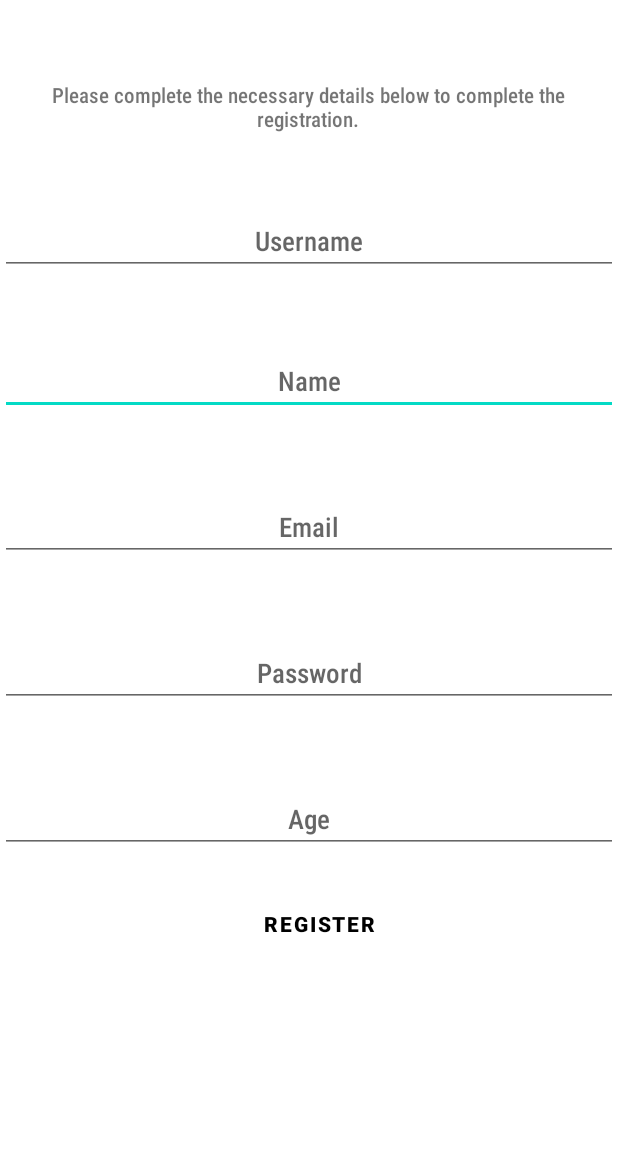
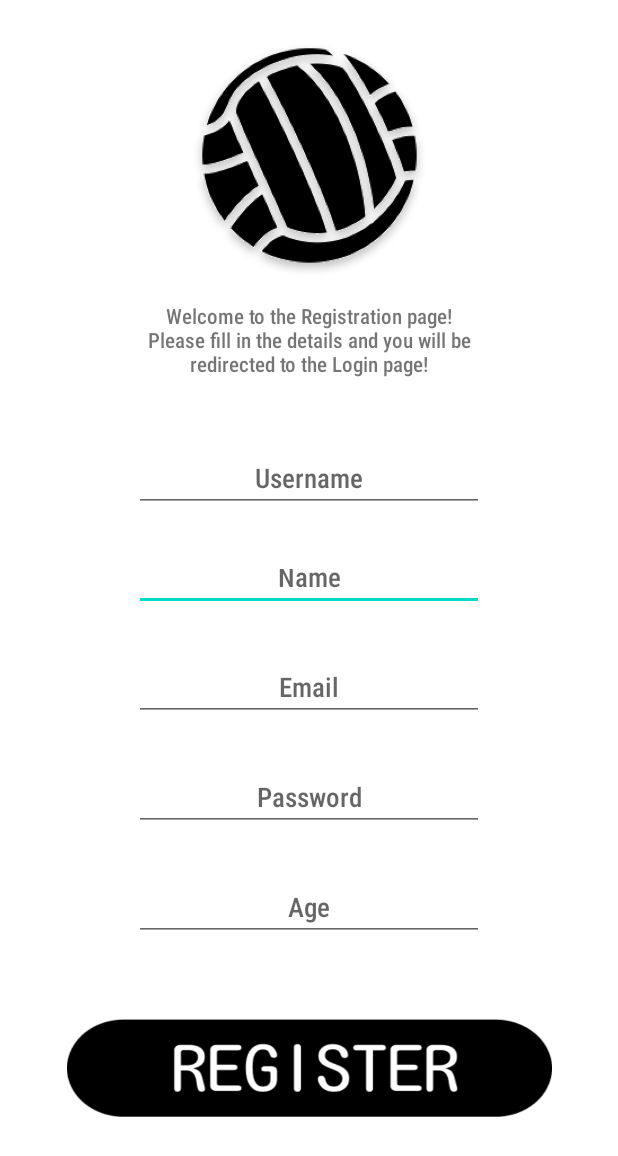
Before and after one commit to PaulCraioveanu/Netball_application, an Android app: the RegisterActivity screen opened directly, with no data from a screen before it, on a phone screen of 412 x 824 dp. Shown: the top 1156 px of the screen. Run offline under Robolectric (Android 15) with nearby library versions, the phone set to English and light mode, and no system bars; our stand-ins replace Volley; network calls fail.

Commit message:
updated pages

```diff
--- a/app/src/main/AndroidManifest.xml
+++ b/app/src/main/AndroidManifest.xml
@@ -8,9 +8,10 @@
         android:allowBackup="true"
         android:icon="@mipmap/ic_launcher"
         android:label="@string/app_name"
-        android:roundIcon="@mipmap/ic_launcher_round"
+        android:roundIcon="@drawable/logo"
         android:supportsRtl="true"
         android:theme="@style/Theme.Netball_app">
+
         <activity
             android:name=".RegisterActivity"
             android:exported="false" />
--- a/app/src/main/java/com/example/netball_app/RegisterActivity.java
+++ b/app/src/main/java/com/example/netball_app/RegisterActivity.java
@@ -9,6 +9,7 @@ import android.widget.Button;
 import android.widget.EditText;
 import android.util.Patterns;
 import android.os.Bundle;
+import android.widget.ImageButton;
 import android.widget.Toast;
 
 import com.android.volley.RequestQueue;
@@ -21,7 +22,7 @@ import org.json.JSONObject;
 public class RegisterActivity extends AppCompatActivity{
     EditText etName, etUsername, etEmail, etPassword, etAge;
     final int MIN_PASSWORD_LENGTH = 6;
-    Button bRegister;
+    ImageButton bRegister;
 
 
     @Override
@@ -42,7 +43,7 @@ public class RegisterActivity extends AppCompatActivity{
         etEmail = findViewById(R.id.etEmail);
         etPassword = findViewById(R.id.etPassword);
         etAge = findViewById(R.id.etAge);
-        bRegister = (Button) findViewById(R.id.Registerbutton);
+        bRegister = (ImageButton) findViewById(R.id.Registerbutton);
 
         bRegister.setOnClickListener(new View.OnClickListener() {
             @Override
--- a/app/src/main/res/layout/activity_register.xml
+++ b/app/src/main/res/layout/activity_register.xml
@@ -8,105 +8,114 @@
 
     <EditText
         android:id="@+id/etName"
-        android:layout_width="0dp"
-        android:layout_height="41dp"
-        android:layout_marginTop="52dp"
+        android:layout_width="233dp"
+        android:layout_height="38dp"
+        android:layout_marginTop="28dp"
         android:ems="10"
         android:fontFamily="sans-serif-condensed-medium"
         android:gravity="center"
         android:hint="Name"
         android:inputType="textPersonName"
         app:layout_constraintEnd_toEndOf="parent"
-        app:layout_constraintHorizontal_bias="0.0"
         app:layout_constraintStart_toStartOf="parent"
         app:layout_constraintTop_toBottomOf="@+id/etUsername" />
 
     <EditText
         android:id="@+id/etUsername"
-        android:layout_width="0dp"
-        android:layout_height="41dp"
-        android:layout_marginTop="52dp"
+        android:layout_width="233dp"
+        android:layout_height="44dp"
+        android:layout_marginTop="44dp"
         android:ems="10"
         android:fontFamily="sans-serif-condensed-medium"
         android:gravity="center"
         android:hint="Username"
         android:inputType="textPersonName"
         app:layout_constraintEnd_toEndOf="parent"
-        app:layout_constraintHorizontal_bias="0.0"
         app:layout_constraintStart_toStartOf="parent"
         app:layout_constraintTop_toBottomOf="@+id/textView9" />
 
     <TextView
         android:id="@+id/textView9"
-        android:layout_width="347dp"
-        android:layout_height="38dp"
-        android:layout_marginStart="32dp"
-        android:layout_marginTop="52dp"
+        android:layout_width="264dp"
+        android:layout_height="53dp"
+        android:layout_marginTop="200dp"
         android:fontFamily="sans-serif-condensed-medium"
         android:gravity="center"
-        android:text="Please complete the necessary details below to complete the registration."
+        android:text="Welcome to the Registration page!
+
+
+
+        Please fill in the details and you will be redirected to the Login page!"
+        app:layout_constraintEnd_toEndOf="parent"
         app:layout_constraintStart_toStartOf="parent"
         app:layout_constraintTop_toTopOf="parent" />
 
     <EditText
         android:id="@+id/etPassword"
-        android:layout_width="0dp"
+        android:layout_width="233dp"
         android:layout_height="wrap_content"
-        android:layout_marginTop="52dp"
+        android:layout_marginTop="28dp"
         android:ems="10"
         android:fontFamily="sans-serif-condensed-medium"
         android:gravity="center"
         android:hint="Password"
         android:inputType="textPassword"
         app:layout_constraintEnd_toEndOf="parent"
-        app:layout_constraintHorizontal_bias="0.0"
         app:layout_constraintStart_toStartOf="parent"
         app:layout_constraintTop_toBottomOf="@+id/etEmail" />
 
     <EditText
         android:id="@+id/etAge"
-        android:layout_width="0dp"
+        android:layout_width="233dp"
         android:layout_height="wrap_content"
-        android:layout_marginTop="52dp"
+        android:layout_marginTop="28dp"
         android:ems="10"
         android:fontFamily="sans-serif-condensed-medium"
         android:gravity="center"
         android:hint="Age"
         android:inputType="textPassword"
         app:layout_constraintEnd_toEndOf="parent"
-        app:layout_constraintHorizontal_bias="0.0"
         app:layout_constraintStart_toStartOf="parent"
         app:layout_constraintTop_toBottomOf="@+id/etPassword" />
 
     <EditText
         android:id="@+id/etEmail"
-        android:layout_width="0dp"
+        android:layout_width="233dp"
         android:layout_height="wrap_content"
-        android:layout_marginTop="52dp"
+        android:layout_marginTop="28dp"
         android:ems="10"
         android:fontFamily="sans-serif-condensed-medium"
         android:gravity="center"
         android:hint="Email"
         android:inputType="textEmailAddress"
         app:layout_constraintEnd_toEndOf="parent"
-        app:layout_constraintHorizontal_bias="0.0"
         app:layout_constraintStart_toStartOf="parent"
         app:layout_constraintTop_toBottomOf="@+id/etName" />
 
-    <Button
+    <ImageButton
         android:id="@+id/Registerbutton"
-        android:layout_width="wrap_content"
-        android:layout_height="wrap_content"
+        android:layout_width="323dp"
+        android:layout_height="65dp"
         android:layout_marginStart="159dp"
-        android:layout_marginTop="23dp"
+        android:layout_marginTop="52dp"
         android:layout_marginEnd="158dp"
+        android:background="@drawable/register"
         android:text="Register"
-        android:background="#00FFFFFF"
         android:textColor="#000000"
         android:textStyle="bold"
         app:layout_constraintEnd_toEndOf="parent"
-        app:layout_constraintHorizontal_bias="0.0"
+        app:layout_constraintHorizontal_bias="0.502"
         app:layout_constraintStart_toStartOf="parent"
         app:layout_constraintTop_toBottomOf="@+id/etAge" />
 
+    <ImageView
+        android:id="@+id/imageView2"
+        android:layout_width="186dp"
+        android:layout_height="165dp"
+        android:layout_marginTop="24dp"
+        app:layout_constraintEnd_toEndOf="parent"
+        app:layout_constraintStart_toStartOf="parent"
+        app:layout_constraintTop_toTopOf="parent"
+        app:srcCompat="@drawable/logo" />
+
 </androidx.constraintlayout.widget.ConstraintLayout>
```
Also changed, not shown: app/src/main/java/com/example/netball_app/HomeActivity.java (+11 -4 lines), app/src/main/java/com/example/netball_app/LoginActivity.java (+5 -4 lines), app/src/main/res/layout/activity_home.xml (+45 -45 lines), app/src/main/res/layout/activity_login.xml (+3 -9 lines), app/src/main/res/drawable/logout.png (added).
